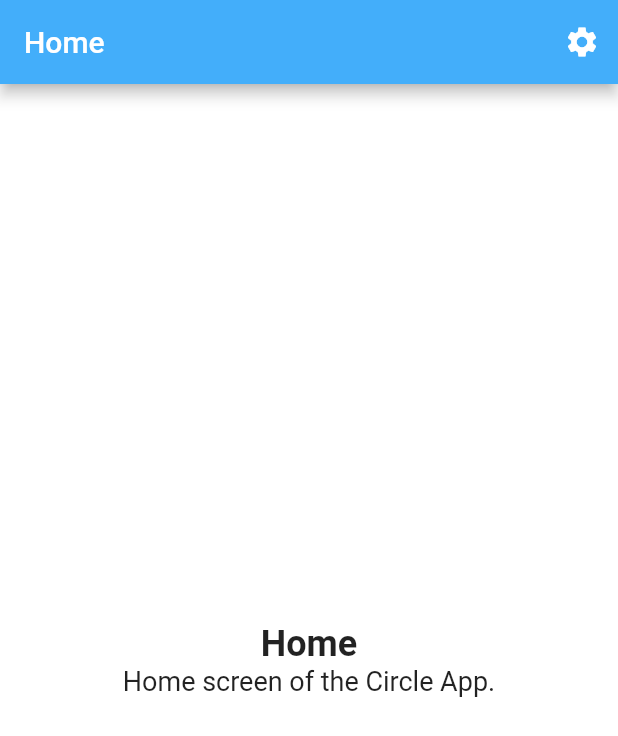
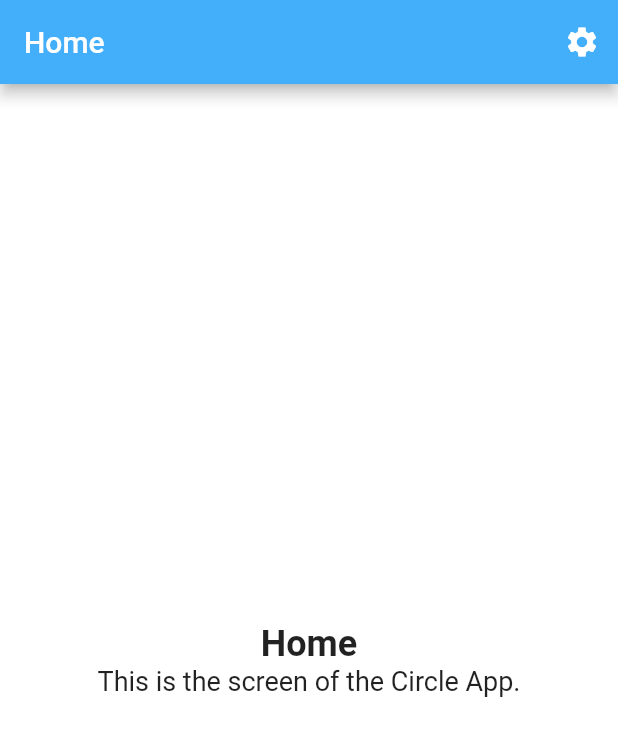
Before and after one commit to johnnyluong/circle, a Flutter app: the HomeScreen screen opened directly, on a phone screen of 412 x 824 dp. Shown: the top 736 px of the screen. Run offline on Flutter 3.47's test engine with Material 2 defaults, Android fonts, the phone set to English and light mode, and no system bars; our stand-ins replace firebase_analytics, flutter_svg, image_picker; accounts and stored records are empty.

Commit message:
test commit

```diff
--- a/lib/Screens/Circles/circles_screen.dart
+++ b/lib/Screens/Circles/circles_screen.dart
@@ -75,7 +75,7 @@ class _CirclesScreenState extends State<CirclesScreen> {
       builder: (context) {
         return Column(
           children: <Widget>[
-            SizedBox(height: size.height * 0.06),
+            SizedBox(height: size.height * 0.065),
             Container(
               margin: EdgeInsets.symmetric(horizontal: 15),
               padding: EdgeInsets.symmetric(
--- a/lib/Screens/Home/home_screen.dart
+++ b/lib/Screens/Home/home_screen.dart
@@ -43,7 +43,7 @@ class HomeScreen extends StatelessWidget {
                   ),
                 ),
                 Text(
-                  'Home screen of the Circle App.',
+                  'This is the screen of the Circle App.',
                   textAlign: TextAlign.center,
                   style: TextStyle(
                     fontWeight: FontWeight.w400,
--- a/lib/Screens/Settings/settings_screen.dart
+++ b/lib/Screens/Settings/settings_screen.dart
@@ -1,4 +1,3 @@
-import 'package:circle/components/rounded_input_field.dart';
 import 'package:circle/constants.dart';
 import 'package:circle/components/rounded_button.dart';
 import 'package:flutter/material.dart';
```
